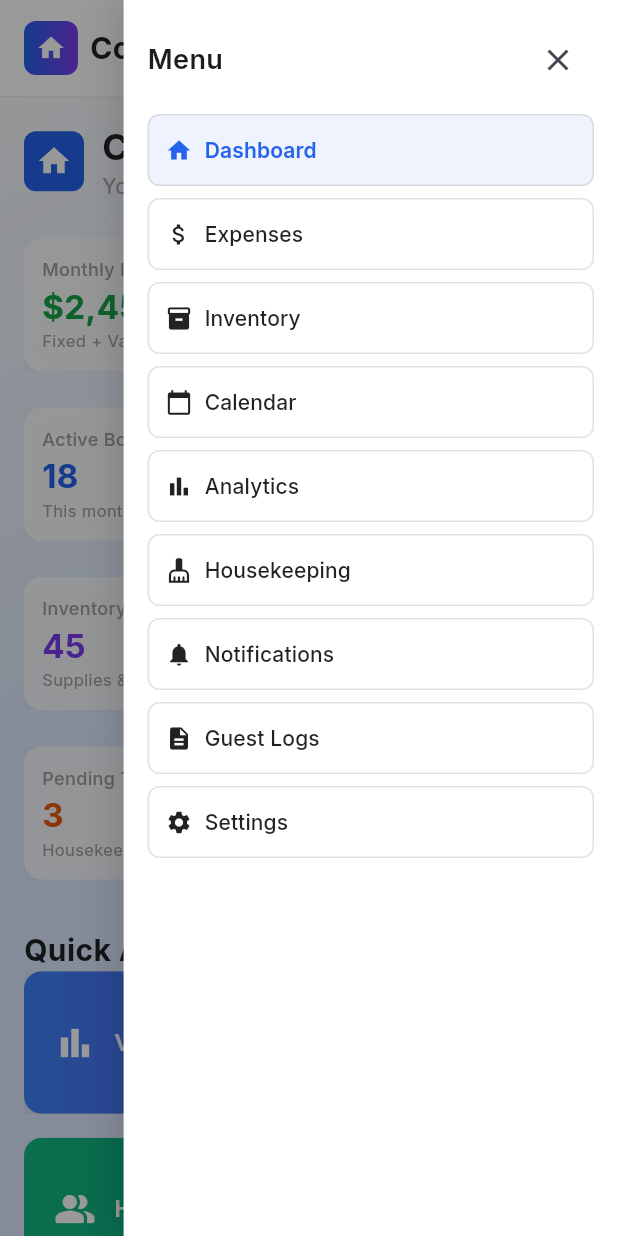
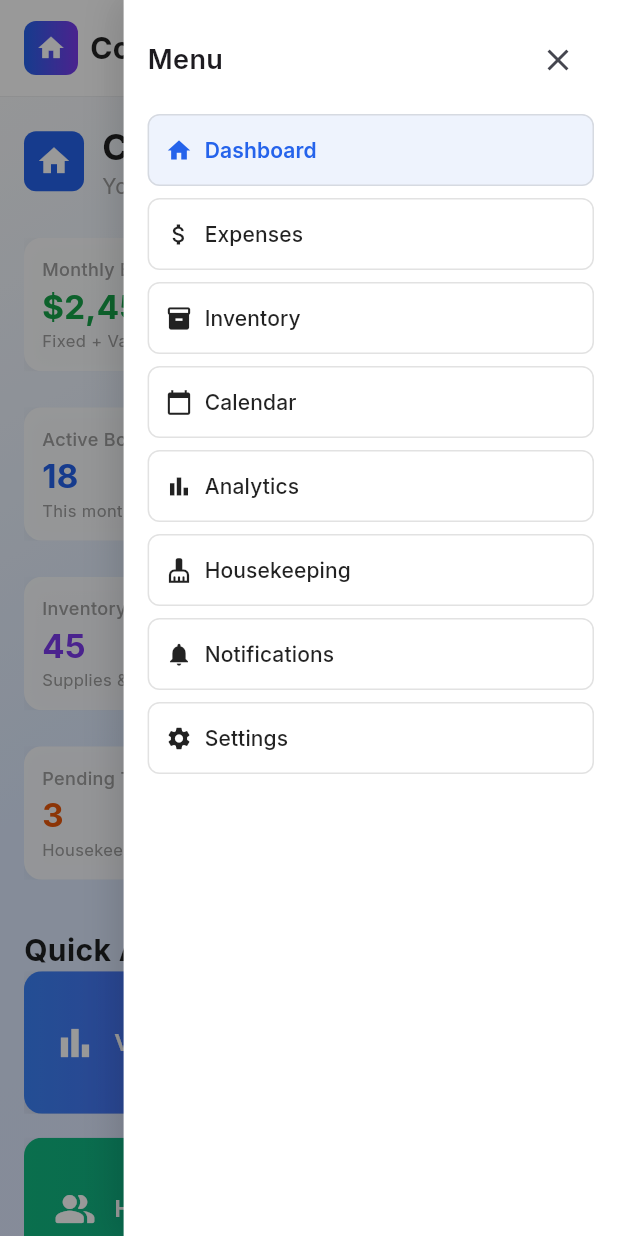
Before and after one commit to delgadjp/Raven-Nest, a Flutter app: the screen it shows after launch, after a tap on the "menu" icon, on a phone screen of 412 x 824 dp. Run offline on Flutter 3.47's test engine with Material 3 defaults, Android fonts, the phone set to English and light mode, and no system bars; our stand-ins replace fl_chart, go_router, google_fonts.

Commit message:
Remove Guest Logs screen references and navigation items for future cleanup

```diff
--- a/lib/main.dart
+++ b/lib/main.dart
@@ -9,7 +9,7 @@ import 'screens/analytics_screen.dart';
 import 'screens/housekeeping_screen.dart';
 import 'screens/notifications_screen.dart';
 import 'screens/settings_screen.dart';
-import 'screens/guest_logs_screen.dart';
+// import 'screens/guest_logs_screen.dart';
 
 void main() {
   runApp(CondoManagerApp());
@@ -53,10 +53,10 @@ class CondoManagerApp extends StatelessWidget {
         path: '/settings',
         builder: (context, state) => const SettingsScreen(),
       ),
-      GoRoute(
-        path: '/guest-logs',
-        builder: (context, state) => const GuestLogsScreen(),
-      ),
+      // GoRoute(
+      //   path: '/guest-logs',
+      //   builder: (context, state) => const GuestLogsScreen(),
+      // ),
     ],
   );
 
--- a/lib/screens/dashboard_screen.dart
+++ b/lib/screens/dashboard_screen.dart
@@ -204,15 +204,15 @@ class DashboardScreen extends StatelessWidget {
                               '/notifications',
                               context,
                             ),
-                            _buildQuickActionCard(
-                              'Guest Logs',
-                              Icons.description,
-                              const LinearGradient(
-                                colors: [Color(0xFF6366F1), Color(0xFF3B82F6)],
-                              ),
-                              '/guest-logs',
-                              context,
-                            ),
+                            // _buildQuickActionCard(
+                            //   'Guest Logs',
+                            //   Icons.description,
+                            //   const LinearGradient(
+                            //     colors: [Color(0xFF6366F1), Color(0xFF3B82F6)],
+                            //   ),
+                            //   '/guest-logs',
+                            //   context,
+                            // ),
                           ],
                         );
                       },
--- a/lib/widgets/navigation.dart
+++ b/lib/widgets/navigation.dart
@@ -70,7 +70,7 @@ class NavigationWidget extends StatelessWidget {
                         _buildNavItem('Analytics', '/analytics', Icons.bar_chart, currentLocation, context),
                         _buildNavItem('Housekeeping', '/housekeeping', Icons.cleaning_services, currentLocation, context),
                         _buildNavItem('Notifications', '/notifications', Icons.notifications, currentLocation, context),
-                        _buildNavItem('Guest Logs', '/guest-logs', Icons.description, currentLocation, context),
+                        // _buildNavItem('Guest Logs', '/guest-logs', Icons.description, currentLocation, context),
                         _buildNavItem('Settings', '/settings', Icons.settings, currentLocation, context),
                       ],
                     ),
@@ -178,7 +178,7 @@ class _SideMenuContent extends StatelessWidget {
       ('Analytics', '/analytics', Icons.bar_chart),
       ('Housekeeping', '/housekeeping', Icons.cleaning_services),
       ('Notifications', '/notifications', Icons.notifications),
-      ('Guest Logs', '/guest-logs', Icons.description),
+      // ('Guest Logs', '/guest-logs', Icons.description),
       ('Settings', '/settings', Icons.settings),
     ];
 
```
Also changed, not shown: lib/screens/guest_logs_screen.dart (+42 -42 lines).
